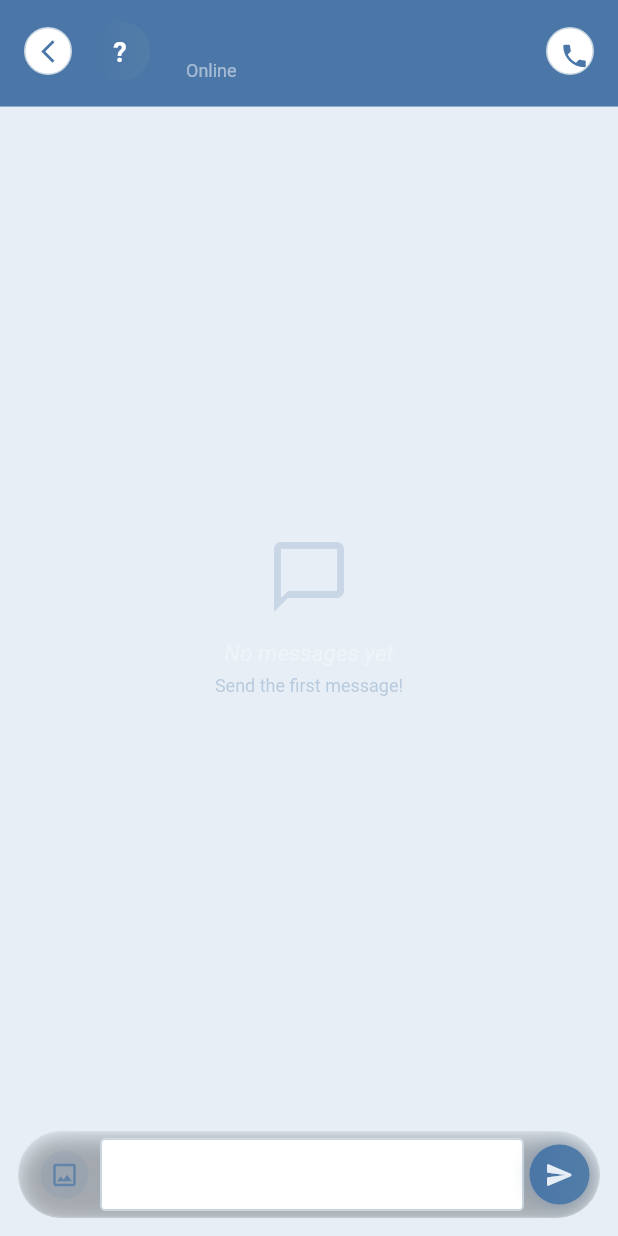
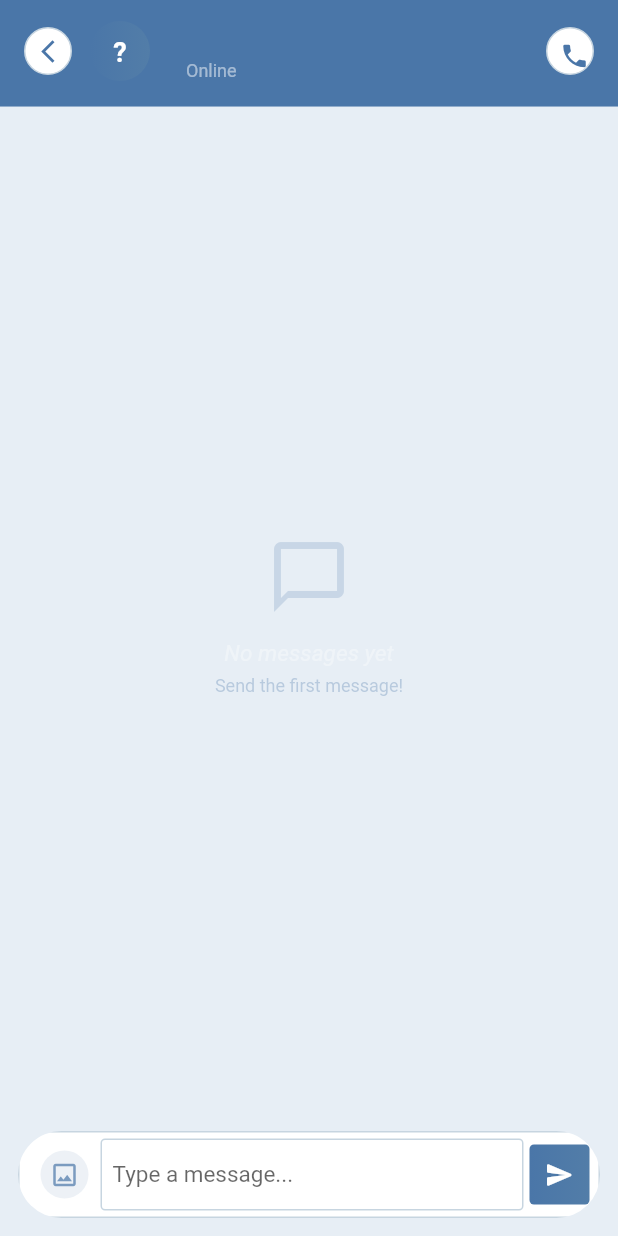
Before and after one commit to madiyarmoldakhmet-ai/svinobook, a Flutter app: the ChatScreen screen opened directly with empty values, on a phone screen of 412 x 824 dp. Run offline on Flutter 3.47's test engine with Material 3 defaults, Android fonts, the phone set to English and light mode, and no system bars; our stand-ins replace cloud_firestore, firebase_auth, firebase_core, firebase_storage, image_picker; missing offline and left inert: agora_rtc_engine; accounts and stored records are empty; network calls fail; statements that could not run were skipped.

Commit message:
feat(superapp): atomic module refactoring 22:12:07

```diff
--- a/lib/views/chat_screen.dart
+++ b/lib/views/chat_screen.dart
@@ -524,29 +524,11 @@ class _ChatScreenState extends State<ChatScreen> {
             // ── The floating glass input bar ──
             ClipRRect(
               borderRadius: BorderRadius.circular(30),
-              child: BackdropFilter(
-                filter: ImageFilter.blur(sigmaX: 20, sigmaY: 20),
-                child: Container(
+              child: Container(
                   decoration: BoxDecoration(
-                    color: Colors.white.withValues(alpha: 0.08),
-                    borderRadius: BorderRadius.circular(30),
-                    border: Border.all(
-                      color: Colors.white.withValues(alpha: 0.12),
-                      width: 1,
-                    ),
-                    boxShadow: [
-                      BoxShadow(
-                        color: _neonCyan.withValues(alpha: 0.06),
-                        blurRadius: 20,
-                        spreadRadius: 0,
-                        offset: const Offset(0, -2),
-                      ),
-                      BoxShadow(
-                        color: Colors.black.withValues(alpha: 0.3),
-                        blurRadius: 12,
-                        offset: const Offset(0, 4),
-                      ),
-                    ],
+                    color: _glassBg,
+                    borderRadius: BorderRadius.circular(3),
+                    border: Border.all(color: _glassBorder),
                   ),
                   padding: const EdgeInsets.symmetric(horizontal: 6, vertical: 4),
                   child: Row(
@@ -572,13 +554,13 @@ class _ChatScreenState extends State<ChatScreen> {
                         child: TextField(
                           controller: _messageController,
                           style: const TextStyle(
-                            color: Colors.white,
+                            color: AppColors.textPrimary,
                             fontSize: 15,
                           ),
                           decoration: InputDecoration(
                             hintText: 'Type a message...',
                             hintStyle: TextStyle(
-                              color: Colors.white.withValues(alpha: 0.3),
+                              color: AppColors.textMuted,
                               fontSize: 15,
                             ),
                             border: InputBorder.none,
@@ -611,18 +593,11 @@ class _ChatScreenState extends State<ChatScreen> {
                                   gradient: const LinearGradient(
                                     colors: [_neonCyan, _neonBlue],
                                   ),
-                                  shape: BoxShape.circle,
-                                  boxShadow: [
-                                    BoxShadow(
-                                      color: _neonCyan.withValues(alpha: 0.35),
-                                      blurRadius: 10,
-                                      spreadRadius: 0,
-                                    ),
-                                  ],
+                                  borderRadius: BorderRadius.circular(3),
                                 ),
                                 child: const Icon(
                                   Icons.send_rounded,
-                                  color: _bgDark,
+                                  color: Colors.white,
                                   size: 20,
                                 ),
                               ),
@@ -630,7 +605,6 @@ class _ChatScreenState extends State<ChatScreen> {
                     ],
                   ),
                 ),
-              ),
             ),
           ],
         ),
```
